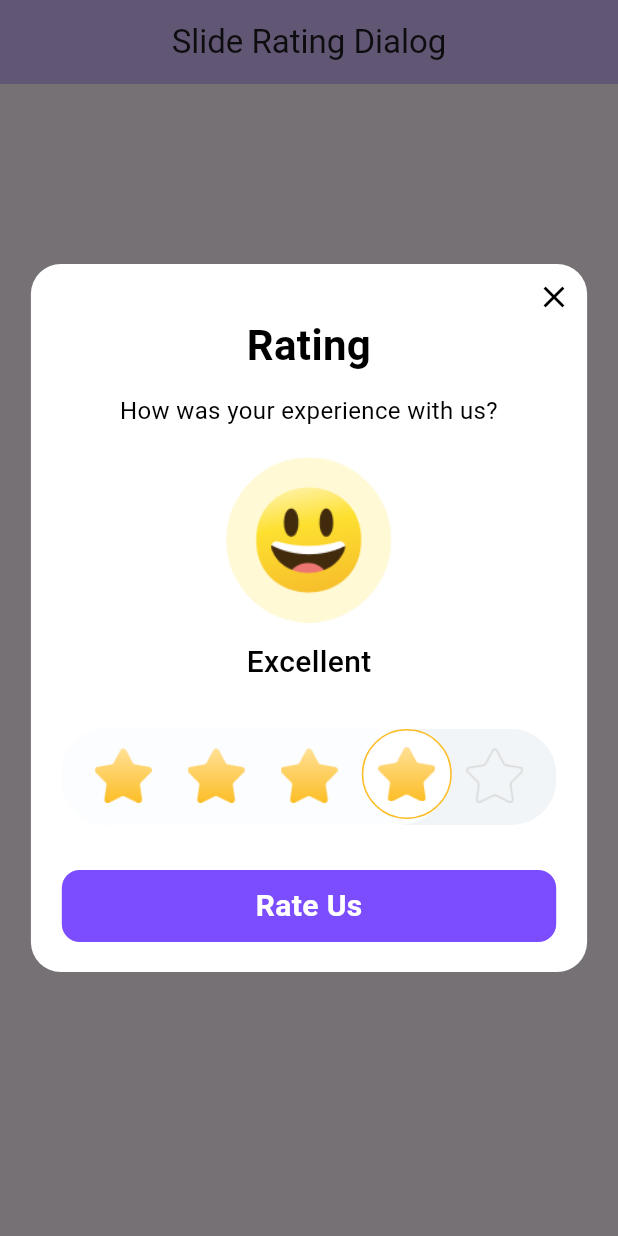
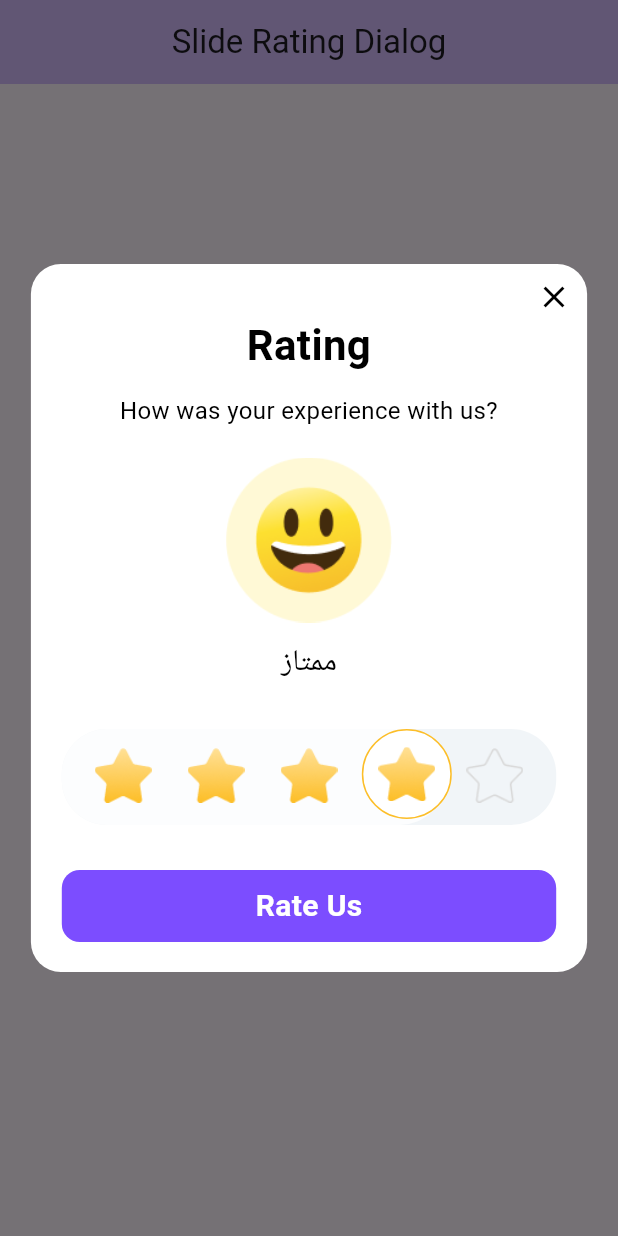
Before and after one commit to maikl13/slide_rating_dialog, a Flutter app: the screen it shows after launch, after a tap on "Show Dialog", on a phone screen of 412 x 824 dp. Run offline on Flutter 3.47's test engine with Material 3 defaults, Android fonts, the phone set to English and light mode, and no system bars.

Commit message:
Update utils.dart

```diff
--- a/lib/src/utils.dart
+++ b/lib/src/utils.dart
@@ -22,15 +22,15 @@ double getWidth(BuildContext context, int a){
 String getMessage(int a){
   switch (a){
     case 1:
-      return "Worst";
+      return "سئ جدا";
     case 2:
-      return "Not Good";
+      return "غير جيد";
     case 3:
-      return "Good";
+      return "جيد";
     case 4:
-      return "Excellent";
+      return "ممتاز";
     case 5:
-      return "Out Standing";
+      return "فوق الممتاز";
   }
-  return "Excellent";
+  return "ممتاز";
 }
```
